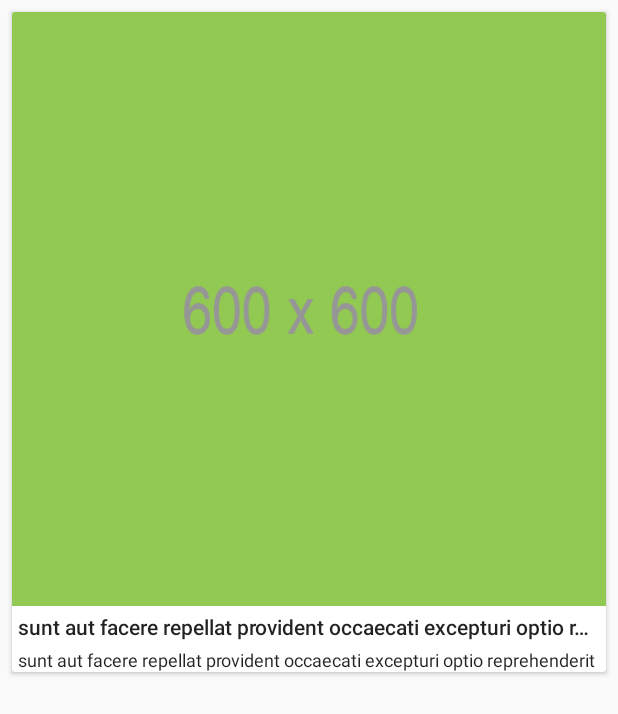
After one commit to anthonytliu/iTunesDemoProject, an Android app: the layout view_search_result_item.xml on its own in the app's theme, with its tools: preview values and no code run, on a phone screen of 412 x 824 dp. The commit adds this screen. Shown: the top 714 px of the screen. Run offline under Robolectric (Android 15) with nearby library versions, the phone set to English and light mode, and no system bars.

Commit message:
removed irrelevant files

```diff
--- a/app/src/main/AndroidManifest.xml
+++ b/app/src/main/AndroidManifest.xml
@@ -4,7 +4,7 @@
     <uses-permission android:name="android.permission.INTERNET"/>
 
     <application
-        android:name=".App"
+        android:name="com.anthony.itunessearch.App"
         android:allowBackup="true"
         android:icon="@mipmap/ic_launcher"
         android:label="@string/app_name"
@@ -12,7 +12,7 @@
         android:supportsRtl="true"
         android:theme="@style/AppTheme">
 
-        <activity android:name=".activity.MainActivity">
+        <activity android:name="com.anthony.itunessearch.activity.MainActivity">
             <intent-filter>
                 <action android:name="android.intent.action.MAIN" />
 
--- a/app/src/main/java/com/sasiddiqui/itunessearch/App.java
+++ b/app/src/main/java/com/anthony/itunessearch/App.java
@@ -1,6 +1,8 @@
-package com.sasiddiqui.itunessearch;
+package com.anthony.itunessearch;
 
 import android.app.Application;
+
+import com.sasiddiqui.itunessearch.BuildConfig;
 
 import timber.log.Timber;
 
--- a/app/src/main/java/com/sasiddiqui/itunessearch/network/model/ResultModel.kt
+++ b/app/src/main/java/com/anthony/itunessearch/network/model/ResultModel.kt
@@ -1,11 +1,8 @@
-package com.sasiddiqui.itunessearch.network.model
+package com.anthony.itunessearch.network.model
 
 import com.google.gson.annotations.Expose
 import com.google.gson.annotations.SerializedName
 
-/**
- * Created by shahrukhamd on 04/06/18.
- */
 class ResultModel {
     @SerializedName("artistName")
     @Expose
--- a/app/src/main/java/com/sasiddiqui/itunessearch/network/model/SearchResultModel.kt
+++ b/app/src/main/java/com/anthony/itunessearch/network/model/SearchResultModel.kt
@@ -1,4 +1,4 @@
-package com.sasiddiqui.itunessearch.network.model
+package com.anthony.itunessearch.network.model
 
 import com.google.gson.annotations.Expose
 import com.google.gson.annotations.SerializedName
--- /dev/null
+++ b/app/src/main/java/com/anthony/itunessearch/network/utils/APIConstant.java
@@ -0,0 +1,5 @@
+package com.anthony.itunessearch.network.utils;
+
+public interface APIConstant {
+    String BASE_URL = "https://itunes.apple.com/";
+}
--- a/app/src/main/java/com/sasiddiqui/itunessearch/network/utils/RetrofitBuilder.java
+++ b/app/src/main/java/com/anthony/itunessearch/network/utils/RetrofitBuilder.java
@@ -1,4 +1,4 @@
-package com.sasiddiqui.itunessearch.network.utils;
+package com.anthony.itunessearch.network.utils;
 
 import com.sasiddiqui.itunessearch.BuildConfig;
 
@@ -6,8 +6,6 @@ import okhttp3.OkHttpClient;
 import okhttp3.logging.HttpLoggingInterceptor;
 import retrofit2.Retrofit;
 import retrofit2.converter.gson.GsonConverterFactory;
-
-import static com.sasiddiqui.itunessearch.network.utils.APIContant.BASE_URL;
 
 /**
  * Created by shahrukhamd on 04/06/18.
@@ -20,7 +18,7 @@ public class RetrofitBuilder {
     public static Retrofit getRetrofit() {
 
         return new Retrofit.Builder()
-                .baseUrl(BASE_URL)
+                .baseUrl(APIConstant.BASE_URL)
                 .addConverterFactory(GsonConverterFactory.create())
                 .client(getLogInterceptorClient())
                 .build();
--- /dev/null
+++ b/app/src/main/res/layout/view_search_result_item.xml
@@ -0,0 +1,42 @@
+<?xml version="1.0" encoding="utf-8"?>
+<android.support.v7.widget.CardView
+    xmlns:android="http://schemas.android.com/apk/res/android"
+    xmlns:app="http://schemas.android.com/apk/res-auto"
+    xmlns:tools="http://schemas.android.com/tools"
+    android:layout_width="match_parent"
+    android:layout_height="wrap_content"
+    android:layout_margin="@dimen/margin_normal">
+
+    <android.support.constraint.ConstraintLayout
+        android:layout_width="match_parent"
+        android:layout_height="wrap_content">
+
+        <ImageView
+            android:id="@+id/music_item_image"
+            android:layout_width="match_parent"
+            android:layout_height="wrap_content"
+            android:adjustViewBounds="true"
+            android:src="@drawable/img_placeholder_600px" />
+
+        <TextView
+            android:id="@+id/music_item_title_text"
+            style="@style/MusicTitle"
+            android:layout_width="match_parent"
+            android:layout_height="wrap_content"
+            app:layout_constraintEnd_toEndOf="parent"
+            app:layout_constraintStart_toStartOf="parent"
+            app:layout_constraintTop_toBottomOf="@id/music_item_image"
+            tools:text="@string/dummy_text_small" />
+
+        <TextView
+            android:id="@+id/music_item_author_text"
+            style="@style/MusicAuthor"
+            android:layout_width="match_parent"
+            android:layout_height="wrap_content"
+            app:layout_constraintEnd_toEndOf="parent"
+            app:layout_constraintStart_toStartOf="parent"
+            app:layout_constraintTop_toBottomOf="@id/music_item_title_text"
+            tools:text="@string/dummy_text_small" />
+
+    </android.support.constraint.ConstraintLayout>
+</android.support.v7.widget.CardView>
```
Also changed, not shown: app/src/main/java/com/anthony/itunessearch/activity/MainActivity.kt (renamed from app/src/main/java/com/sasiddiqui/itunessearch/activity/MainActivity.kt, +4 -8 lines), app/src/main/java/com/anthony/itunessearch/network/api/SearchService.kt (renamed from app/src/main/java/com/sasiddiqui/itunessearch/network/api/SearchService.kt, +2 -5 lines), app/src/main/java/com/sasiddiqui/itunessearch/network/utils/APIContant.java (deleted, +0 -9 lines), 2 other files.
